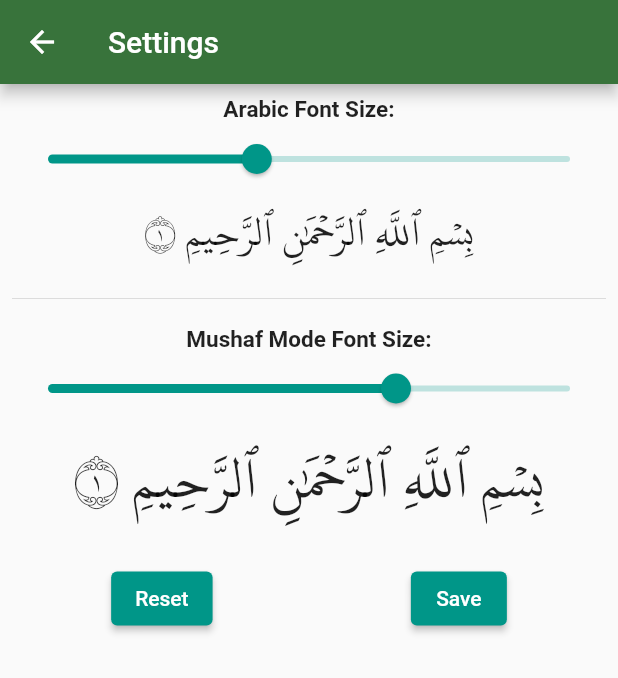
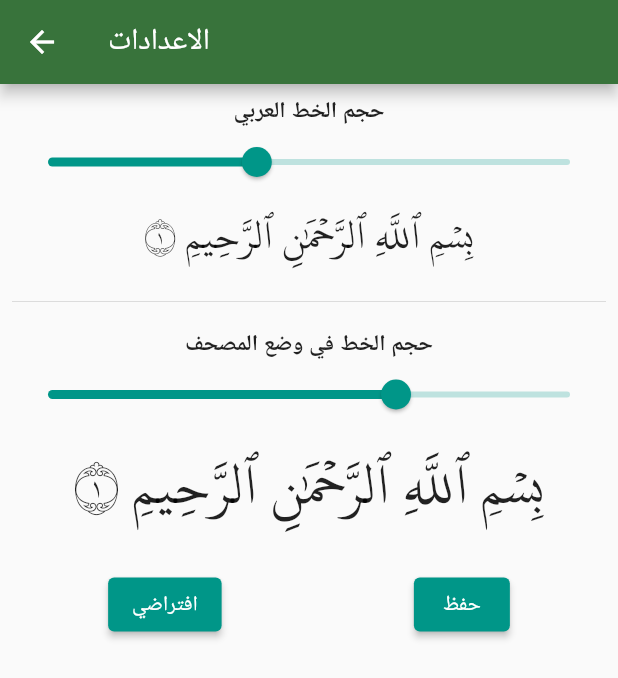
Before and after one commit to hossamlnemr/quran_app, a Flutter app: the Settings screen opened directly, on a phone screen of 412 x 824 dp. Shown: the top 678 px of the screen. Run offline on Flutter 3.47's test engine with Material 2 defaults, Android fonts, the phone set to English and light mode, and no system bars; our stand-ins replace scrollable_positioned_list, share_plus, shared_preferences; accounts and stored records are empty.

Commit message:
.
some changing in some texts

```diff
--- a/lib/index.dart
+++ b/lib/index.dart
@@ -46,7 +46,7 @@ class _IndexPageState extends State<IndexPage> {
         centerTitle: true,
         title: const Text(
           //"القرآن",
-          "Quran",
+          "قران",
           style: TextStyle(
               //fontFamily: 'quran',
               fontSize: 35,
--- a/lib/settings.dart
+++ b/lib/settings.dart
@@ -15,7 +15,7 @@ class _SettingsState extends State<Settings> {
       child: Scaffold(
         appBar: AppBar(
           title: const Text(
-            "Settings",
+            "الاعدادات",
           ),
           backgroundColor: const Color.fromARGB(255, 56, 115, 59),
         ),
@@ -26,7 +26,7 @@ class _SettingsState extends State<Settings> {
               child: Column(
                 children: [
                   const Text(
-                    'Arabic Font Size:',
+                    'حجم الخط العربي',
                     style: TextStyle(
                       fontWeight: FontWeight.bold,
                       fontSize: 15,
@@ -56,7 +56,7 @@ class _SettingsState extends State<Settings> {
                     child: Divider(),
                   ),
                   const Text(
-                    'Mushaf Mode Font Size:',
+                    'حجم الخط في وضع المصحف',
                     style: TextStyle(
                       fontWeight: FontWeight.bold,
                       fontSize: 15,
@@ -95,13 +95,13 @@ class _SettingsState extends State<Settings> {
                                     });
                                     saveSettings();
                                   },
-                          child: const Text('Reset')),
+                          child: const Text('افتراضي')),
                       ElevatedButton(
                             onPressed: (){
                               saveSettings();
                               Navigator.of(context).pop();
                             },
-                          child: const Text('Save')),
+                          child: const Text('حفظ')),
                     ],
                   ),
 
```
Also changed, not shown: lib/mydrawer.dart (+5 -5 lines).
